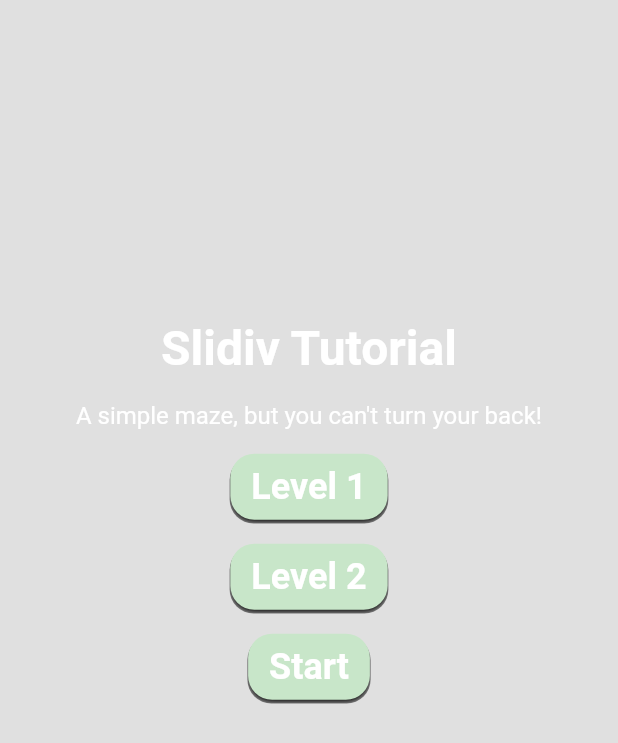
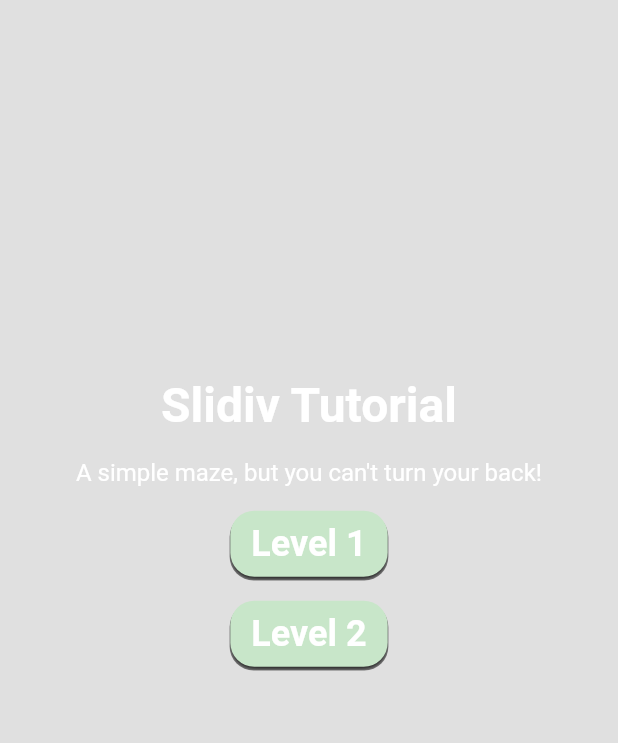
Before and after one commit to lkandrea/flutter_slidiv, a Flutter app: the screen it shows after launch, on a phone screen of 412 x 824 dp. Shown: the top 743 px of the screen. Run offline on Flutter 3.47's test engine with Material 2 defaults, Android fonts, the phone set to English and light mode, and no system bars.

Commit message:
Adjust merged

```diff
--- a/lib/common/widgets/green_button.dart
+++ b/lib/common/widgets/green_button.dart
@@ -2,19 +2,23 @@ import 'package:flutter/material.dart';
 import 'package:slidiv/common/style/slidiv_bold_text.dart';
 
 class GreenButton extends StatelessWidget {
-  const GreenButton(
-    this.text, {
+  const GreenButton({
+    this.text,
     this.fontSize,
+    this.onTap,
     Key? key,
   }) : super(key: key);
 
-  final String text;
+  final String? text;
   final double? fontSize;
+  final VoidCallback? onTap;
 
   @override
   Widget build(BuildContext context) {
-    return Container(
-      margin: const EdgeInsets.all(16.0),
+    return GestureDetector(
+      onTap: onTap,
+      child: Container(
+        margin: const EdgeInsets.only(top: 16.0),
         padding: const EdgeInsets.symmetric(
           horizontal: 14.0,
           vertical: 8.0,
@@ -32,8 +36,9 @@ class GreenButton extends StatelessWidget {
           borderRadius: const BorderRadius.all(Radius.circular(16.0)),
         ),
         child: Text(
-        text,
+          text ?? "",
           style: SlidivBoldText(fontSize: fontSize ?? 24.0),
+        ),
       ),
     );
   }
--- a/lib/tutorial_page/level_button_widget.dart
+++ /dev/null
@@ -1,45 +0,0 @@
-import 'package:flutter/material.dart';
-import 'package:slidiv/common/style/slidiv_bold_text.dart';
-
-class LevelButton extends StatelessWidget {
-  const LevelButton({
-    Key? key,
-    this.text,
-    this.onTap,
-    this.margin,
-  }) : super(key: key);
-
-  final String? text;
-  final VoidCallback? onTap;
-  final EdgeInsets? margin;
-
-  @override
-  Widget build(BuildContext context) {
-    return GestureDetector(
-      onTap: () => onTap?.call(),
-      child: Container(
-        margin: margin ?? const EdgeInsets.only(top: 16.0),
-        padding: const EdgeInsets.symmetric(
-          horizontal: 14.0,
-          vertical: 8.0,
-        ),
-        decoration: BoxDecoration(
-          color: Colors.green.shade100,
-          boxShadow: const [
-            BoxShadow(
-              blurStyle: BlurStyle.inner,
-              blurRadius: 4.0,
-              spreadRadius: 0.5,
-              offset: Offset(0.0, 2.0),
-            ),
-          ],
-          borderRadius: const BorderRadius.all(Radius.circular(16.0)),
-        ),
-        child: Text(
-          text ?? "",
-          style: const SlidivBoldText(fontSize: 24.0),
-        ),
-      ),
-    );
-  }
-}
--- a/lib/tutorial_page/tutorial_page.dart
+++ b/lib/tutorial_page/tutorial_page.dart
@@ -4,7 +4,6 @@ import 'package:slidiv/common/navigation/navigation_util.dart';
 import 'package:slidiv/common/style/slidiv_bold_text.dart';
 import 'package:slidiv/common/style/slidiv_normal_text.dart';
 import 'package:slidiv/common/widgets/green_button.dart';
-import 'package:slidiv/tutorial_page/level_button_widget.dart';
 
 class TutorialPage extends StatelessWidget {
   const TutorialPage({Key? key}) : super(key: key);
@@ -36,19 +35,13 @@ class TutorialPage extends StatelessWidget {
                 style: SlidivNormalText(),
               ),
             ),
-            LevelButton(
+            GreenButton(
               text: "Level 1",
               onTap: () => NavigationUtil().navigateToLevelOne(context),
             ),
-            LevelButton(
+            GreenButton(
               text: "Level 2",
               onTap: () => NavigationUtil().navigateToLevelTwo(context),
-            ),
-            GestureDetector(
-              onTap: () => NavigationUtil().navigateToLevelTwo(context),
-              child: const GreenButton(
-                "Start",
-              ),
             ),
           ],
         ),
```
Also changed, not shown: lib/maze_widget/rectangular_maze.dart (+42 -7 lines). Lines whose indentation alone changed are shown as unchanged.
